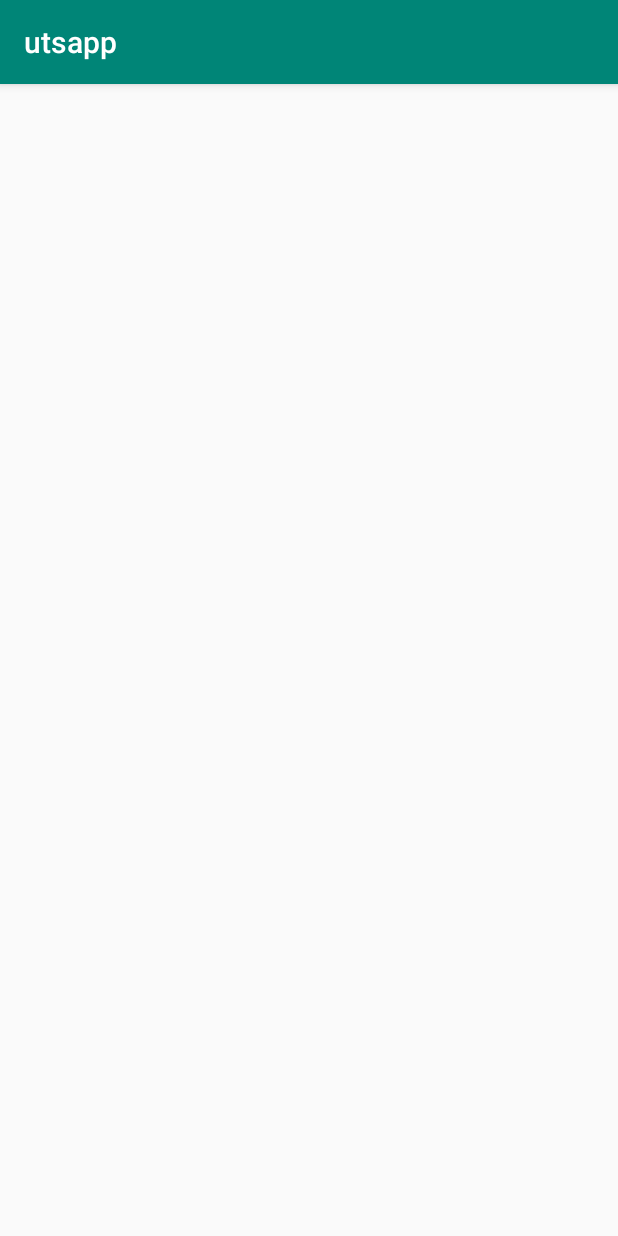
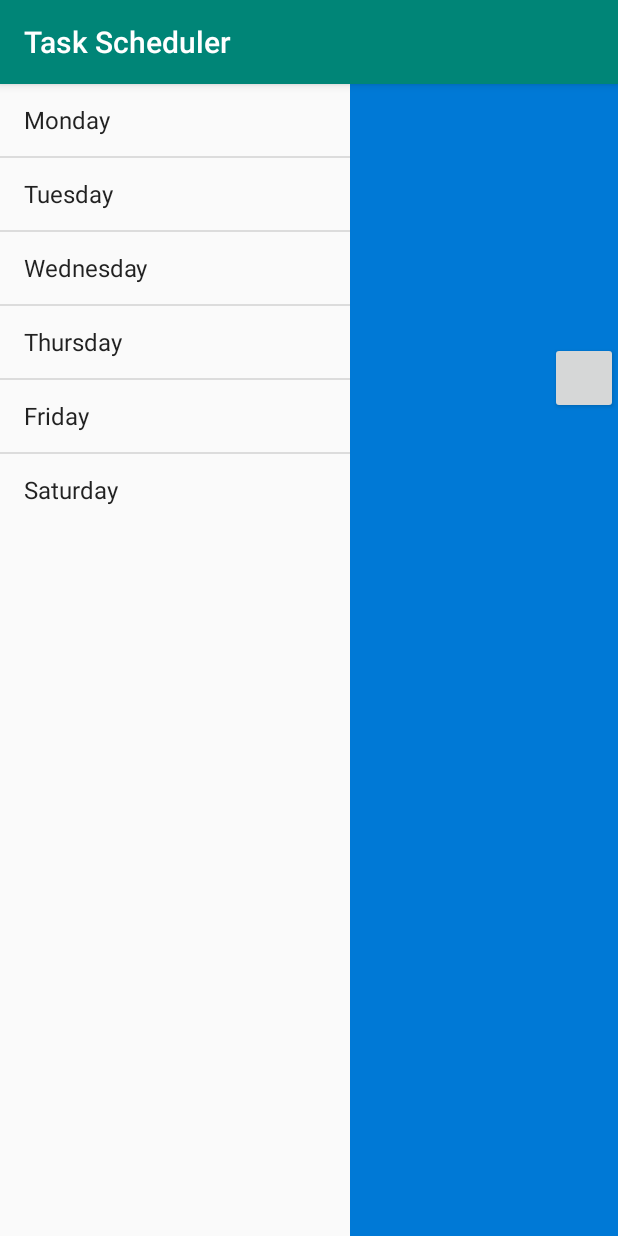
Before and after one commit to rivofaustav/utsApp, an Android app: the screen it shows after launch (MainActivity), on a phone screen of 412 x 824 dp. Run offline under Robolectric (Android 15) with nearby library versions, the phone set to English and light mode, and no system bars.

Commit message:
done first step

```diff
--- a/app/build.gradle
+++ b/app/build.gradle
@@ -23,6 +23,7 @@ dependencies {
     implementation fileTree(dir: 'libs', include: ['*.jar'])
     implementation 'androidx.appcompat:appcompat:1.0.2'
     implementation 'androidx.constraintlayout:constraintlayout:1.1.3'
+    implementation 'androidx.legacy:legacy-support-v4:1.0.0'
     testImplementation 'junit:junit:4.12'
     androidTestImplementation 'androidx.test:runner:1.1.1'
     androidTestImplementation 'androidx.test.espresso:espresso-core:3.1.1'
--- a/app/src/main/AndroidManifest.xml
+++ b/app/src/main/AndroidManifest.xml
@@ -9,7 +9,9 @@
         android:roundIcon="@mipmap/ic_launcher_round"
         android:supportsRtl="true"
         android:theme="@style/AppTheme">
-        <activity android:name=".MainActivity">
+        <activity android:name=".activities.profileTaskActivity"></activity>
+        <activity android:name=".activities.taskDayActivity" />
+        <activity android:name=".activities.MainActivity">
             <intent-filter>
                 <action android:name="android.intent.action.MAIN" />
 
--- /dev/null
+++ b/app/src/main/java/rivo/project/utsapp/fragments/DetailsFragment.java
@@ -0,0 +1,55 @@
+package rivo.project.utsapp.fragments;
+
+import android.app.Activity;
+import android.app.Fragment;
+import android.content.Intent;
+import android.os.Bundle;
+import android.view.LayoutInflater;
+import android.view.View;
+import android.view.ViewGroup;
+import android.widget.Button;
+import android.widget.TextView;
+
+
+
+import rivo.project.utsapp.R;
+import rivo.project.utsapp.activities.MainActivity;
+import rivo.project.utsapp.activities.taskDayActivity;
+
+
+public class DetailsFragment extends Fragment {
+    TextView name,location, add;
+    Activity context;
+    @Override
+    public View onCreateView(LayoutInflater inflater, ViewGroup container, Bundle savedInstanceState) {
+        View view = inflater.inflate(R.layout.details_info, container, false);
+        name = (TextView)view.findViewById(R.id.Name);
+        location = (TextView)view.findViewById(R.id.Location);
+
+        Button btn1 = (Button) view
+                .findViewById(R.id.Add);
+
+        btn1.setOnClickListener(new View.OnClickListener() {
+
+            @Override
+            public void onClick(View v) {
+                // TODO Auto-generated method stub
+                Intent intent = new Intent(getActivity(), taskDayActivity.class);
+                ((MainActivity) getActivity()).startActivity(intent);
+
+            }
+        });
+
+        return view;
+    }
+    public void change(String uname, String ulocation){
+        name.setText(uname);
+        location.setText(ulocation);
+
+    }
+//    public void handleAdd(View v){
+//        Intent intent = new Intent(getActivity(), taskDayActivity.class);
+//        startActivity(intent);
+//    }
+
+}
--- /dev/null
+++ b/app/src/main/java/rivo/project/utsapp/fragments/ListMenuFragment.java
@@ -0,0 +1,33 @@
+package rivo.project.utsapp.fragments;
+
+import android.app.ListFragment;
+import android.os.Bundle;
+import android.view.LayoutInflater;
+import android.view.View;
+import android.view.ViewGroup;
+import android.widget.ArrayAdapter;
+import android.widget.ListView;
+
+import rivo.project.utsapp.R;
+
+/**
+ * Created by tutlane on 06-08-2017.
+ */
+public class ListMenuFragment extends ListFragment {
+    String[] users = new String[] { "Monday","Tuesday","Wednesday","Thursday","Friday","Saturday" };
+    String[] location = new String[]{"Malang","Malang","Malang","Malang","Malang","Malang"};
+    @Override
+    public View onCreateView(LayoutInflater inflater, ViewGroup container, Bundle savedInstanceState) {
+        View view =inflater.inflate(R.layout.listitems_info, container, false);
+        ArrayAdapter<String> adapter = new ArrayAdapter<String>(getActivity(),
+                android.R.layout.simple_list_item_1, users);
+        setListAdapter(adapter);
+        return view;
+    }
+    @Override
+    public void onListItemClick(ListView l, View v, int position, long id) {
+        DetailsFragment txt = (DetailsFragment)getFragmentManager().findFragmentById(R.id.fragment2);
+        txt.change("Day: "+ users[position],"Location : "+ location[position]);
+        getListView().setSelector(android.R.color.holo_blue_dark);
+    }
+}
--- a/app/src/main/res/layout/activity_main.xml
+++ b/app/src/main/res/layout/activity_main.xml
@@ -4,6 +4,24 @@
     xmlns:tools="http://schemas.android.com/tools"
     android:layout_width="match_parent"
     android:layout_height="match_parent"
-    tools:context=".MainActivity">
+    android:orientation="horizontal"
+    tools:context="rivo.project.utsapp.activities.MainActivity">
+
+    <fragment
+        android:id="@+id/fragment"
+        class="rivo.project.utsapp.fragments.ListMenuFragment"
+        android:layout_width="350px"
+        android:layout_height="match_parent"
+        tools:ignore="MissingConstraints" />
+
+    <fragment
+        android:id="@+id/fragment2"
+        class="rivo.project.utsapp.fragments.DetailsFragment"
+        android:layout_width="0dp"
+        android:layout_height="match_parent"
+        app:layout_constraintEnd_toEndOf="parent"
+        app:layout_constraintHorizontal_bias="0.0"
+        app:layout_constraintStart_toEndOf="@+id/fragment"
+        tools:layout_editor_absoluteY="-16dp" />
 
 </androidx.constraintlayout.widget.ConstraintLayout>
--- /dev/null
+++ b/app/src/main/res/layout/details_info.xml
@@ -0,0 +1,27 @@
+<?xml version="1.0" encoding="utf-8"?>
+<LinearLayout xmlns:android="http://schemas.android.com/apk/res/android"
+    android:orientation="vertical" android:layout_width="match_parent"
+    android:layout_height="match_parent"
+    android:background="#0079D6">
+    <TextView
+        android:layout_width="wrap_content"
+        android:layout_height="wrap_content"
+        android:textColor="#ffffff"
+        android:layout_marginTop="200px"
+        android:layout_marginLeft="200px"
+        android:id="@+id/Name"/>
+    <TextView
+        android:layout_width="wrap_content"
+        android:layout_height="wrap_content"
+        android:layout_marginLeft="200px"
+        android:textColor="#ffffff"
+        android:id="@+id/Location"/>
+    <Button
+        android:layout_width="wrap_content"
+        android:layout_height="wrap_content"
+        android:layout_marginLeft="200px"
+        android:textColor="#ffffff"
+        android:id="@+id/Add"
+        android:onClick="handleAdd"/>
+
+</LinearLayout>
--- /dev/null
+++ b/app/src/main/res/layout/listitems_info.xml
@@ -0,0 +1,9 @@
+<?xml version="1.0" encoding="utf-8"?>
+<LinearLayout xmlns:android="http://schemas.android.com/apk/res/android"
+    android:orientation="vertical" android:layout_width="match_parent"
+    android:layout_height="match_parent">
+    <ListView
+        android:layout_width="match_parent"
+        android:layout_height="wrap_content"
+        android:id="@android:id/list" />
+</LinearLayout>
--- a/app/src/main/res/values/strings.xml
+++ b/app/src/main/res/values/strings.xml
@@ -1,5 +1,7 @@
 <resources>
-    <string name="app_name">utsapp</string>
+    <string name="app_name">Task Scheduler</string>
+
+    <string name="welcome"><u>Welcome to Remind Me</u></string>
 
     <!-- TODO: Remove or change this placeholder text -->
     <string name="hello_blank_fragment">Hello blank fragment</string>
```
Also changed, not shown: app/src/main/java/rivo/project/utsapp/activities/MainActivity.java (renamed from app/src/main/java/rivo/project/utsapp/MainActivity.java, +6 -2 lines), app/src/main/java/rivo/project/utsapp/activities/profileTaskActivity.java (added, +38 -0 lines), app/src/main/java/rivo/project/utsapp/activities/taskDayActivity.java (added, +45 -0 lines), app/src/main/res/layout/activity_profile_task.xml (added, +92 -0 lines), app/src/main/res/layout/activity_task_day.xml (added, +95 -0 lines).
